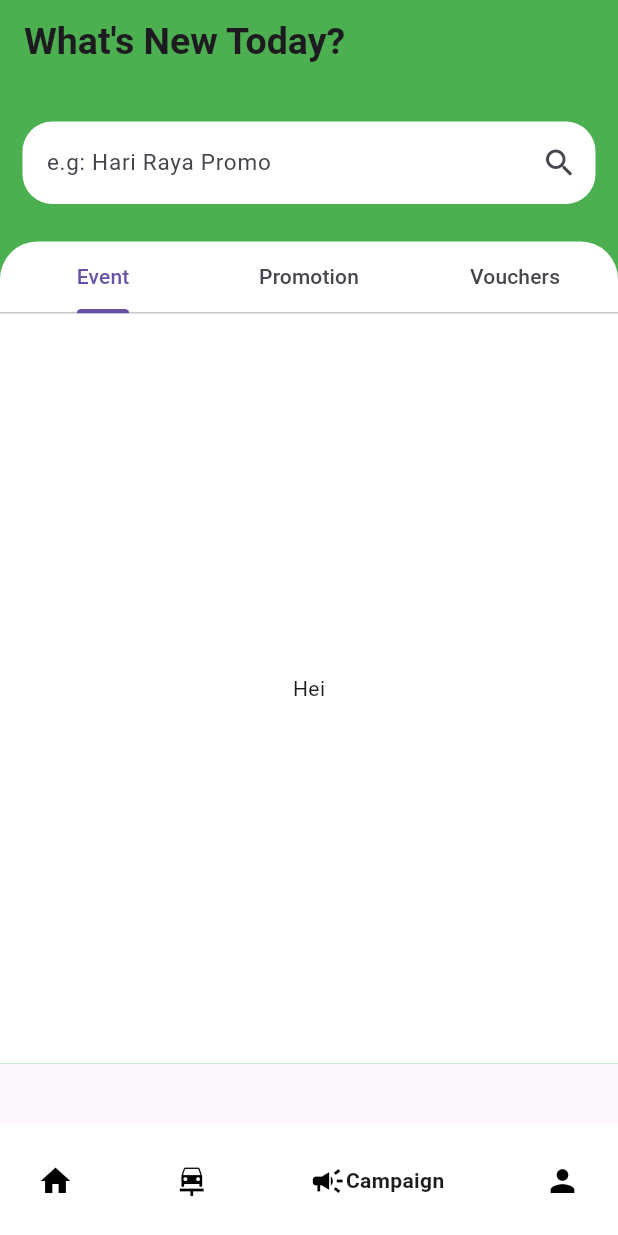
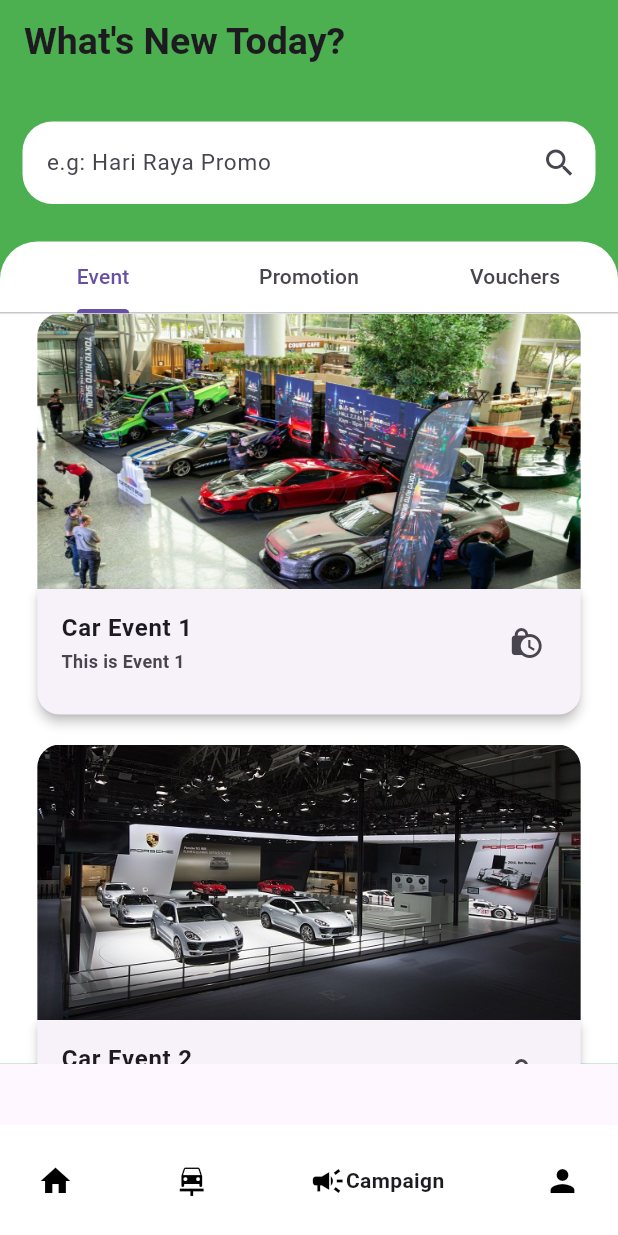
Before and after one commit to dzker/CarCare, a Flutter app: the screen it shows after launch, item 3 of the bottom bar chosen, on a phone screen of 412 x 824 dp. Run offline on Flutter 3.47's test engine with Material 3 defaults, Android fonts, the phone set to English and light mode, and no system bars; drawn by our look-alikes of google_nav_bar; our stand-ins replace animate_do.

Commit message:
update content of campaign page

```diff
--- /dev/null
+++ b/lib/model/campaigndata/event_items.dart
@@ -0,0 +1,18 @@
+class EventItems {
+  final String image;
+  final String title;
+  final String caption;
+
+  EventItems({required this.image, required this.title, required this.caption});
+
+  static List<EventItems> eventItems = [
+    EventItems(
+        image: 'assets/images/carevent1.jpg',
+        title: "Car Event 1",
+        caption: "This is Event 1"),
+    EventItems(
+        image: 'assets/images/carevent2.jpg',
+        title: "Car Event 2",
+        caption: "This is Event 2"),
+  ];
+}
--- a/lib/view/campaignpage.dart
+++ b/lib/view/campaignpage.dart
@@ -1,4 +1,6 @@
 import 'package:animate_do/animate_do.dart';
+import 'package:carbookingservice/model/campaigndata/event_items.dart';
+import 'package:carbookingservice/widget/campaign_widget.dart';
 import 'package:flutter/cupertino.dart';
 import 'package:flutter/material.dart';
 import 'package:flutter/widgets.dart';
@@ -103,8 +105,14 @@ class _CampaignPageState extends State<CampaignPage>
                         height: 500,
                         child: TabBarView(
                           controller: _tabController,
-                          children: const <Widget>[
-                            Center(child: Text('Hei')),
+                          children: <Widget>[
+                            ListView.builder(
+                                scrollDirection: Axis.vertical,
+                                itemCount: EventItems.eventItems.length,
+                                itemBuilder: (context, index) {
+                                  return CampaignWidget(
+                                      eventItems: EventItems.eventItems[index]);
+                                }),
                             Center(child: Text('Hzzz')),
                             Center(child: Text('Huiiii')),
                           ],
--- /dev/null
+++ b/lib/widget/campaign_widget.dart
@@ -0,0 +1,85 @@
+import 'package:carbookingservice/model/campaigndata/event_items.dart';
+import 'package:flutter/cupertino.dart';
+import 'package:flutter/material.dart';
+
+class CampaignWidget extends StatelessWidget {
+  final EventItems eventItems;
+
+  CampaignWidget({super.key, required this.eventItems});
+
+  @override
+  Widget build(BuildContext context) {
+    return Column(
+      children: [
+        Container(
+          height: 183.7,
+          width: 362.2,
+          decoration: BoxDecoration(
+            borderRadius: const BorderRadius.only(
+                topLeft: Radius.circular(15), topRight: Radius.circular(15)),
+            image: DecorationImage(
+              image: AssetImage(eventItems.image),
+              fit: BoxFit.fill,
+            ),
+          ),
+
+          // child: Align(
+          //   alignment: Alignment.bottomLeft,
+          //   child: Container(
+          //     width: double.infinity,
+          //     padding: const EdgeInsets.all(8.0),
+          //     decoration: BoxDecoration(
+          //         color: Colors.white.withOpacity(1),
+          //         borderRadius: const BorderRadius.only(
+          //           bottomLeft: Radius.circular(10),
+          //           bottomRight: Radius.circular(10),
+          //         ),
+          //         boxShadow: [
+          //           BoxShadow(
+          //               color: Colors.grey.withOpacity(0.5),
+          //               spreadRadius: 2,
+          //               blurRadius: 5,
+          //               offset: const Offset(0, 3))
+          //         ]),
+
+          //   ),
+          // ),
+        ),
+        SizedBox(
+          height: 83.7,
+          width: 362.2,
+          child: Card(
+            elevation: 3,
+            margin: EdgeInsets.zero,
+            shape: RoundedRectangleBorder(
+                borderRadius: BorderRadius.only(
+                    bottomRight: Radius.circular(15),
+                    bottomLeft: Radius.circular(15))),
+            child: Column(
+              mainAxisSize: MainAxisSize.min,
+              children: [
+                ListTile(
+                  title: Text(
+                    eventItems.title,
+                    style: TextStyle(
+                      fontSize: 16,
+                      fontWeight: FontWeight.bold,
+                    ),
+                  ),
+                  subtitle: Text(
+                    eventItems.caption,
+                    style: TextStyle(fontSize: 12, fontWeight: FontWeight.bold),
+                  ),
+                  trailing: Icon(Icons.lock_clock),
+                ),
+              ],
+            ),
+          ),
+        ),
+        const SizedBox(
+          height: 20,
+        )
+      ],
+    );
+  }
+}
```
Also changed, not shown: assets/images/carevent1.jpg (added), assets/images/carevent2.jpg (added).
